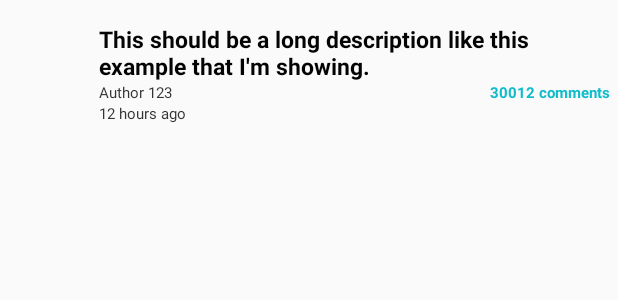
After one commit to BrandonMHogan/AwwReddit, an Android app: the layout news_item.xml on its own in the app's theme, with its tools: preview values and no code run, on a phone screen of 412 x 824 dp. The commit adds this screen. Shown: the top 300 px of the screen. Run offline under Robolectric (Android 15) with nearby library versions, the phone set to English and light mode, and no system bars.

Commit message:
added extension for view group inflator and a news fragment

```diff
--- a/app/build.gradle
+++ b/app/build.gradle
@@ -1,5 +1,6 @@
 apply plugin: 'com.android.application'
 apply plugin: 'kotlin-android'
+apply plugin: 'kotlin-android-extensions'
 
 android {
     compileSdkVersion 25
--- /dev/null
+++ b/app/src/main/res/layout/news_item.xml
@@ -0,0 +1,78 @@
+<?xml version="1.0" encoding="utf-8"?>
+<RelativeLayout xmlns:android="http://schemas.android.com/apk/res/android"
+    xmlns:tools="http://schemas.android.com/tools"
+    android:layout_width="wrap_content"
+    android:layout_height="wrap_content"
+    android:orientation="horizontal"
+    android:padding="5dip">
+
+    <!-- Left Thumbnail image -->
+
+    <ImageView
+        android:id="@+id/img_thumbnail"
+        android:layout_width="50dip"
+        android:layout_height="50dip"
+        android:layout_marginBottom="5dp"
+        android:layout_marginLeft="5dp"
+        android:layout_marginRight="5dp"
+        android:layout_marginTop="10dp" />
+
+    <!-- Description -->
+
+    <TextView
+        android:id="@+id/description"
+        android:layout_width="wrap_content"
+        android:layout_height="wrap_content"
+        android:layout_alignTop="@+id/img_thumbnail"
+        android:layout_toRightOf="@+id/img_thumbnail"
+        android:textColor="#040404"
+        android:textSize="15sp"
+        android:textStyle="bold"
+        android:typeface="sans"
+        tools:text="This should be a long description like this example that I'm showing." />
+
+    <!-- Author -->
+
+    <TextView
+        android:id="@+id/author"
+        android:layout_width="fill_parent"
+        android:layout_height="wrap_content"
+        android:layout_alignLeft="@+id/description"
+        android:layout_alignStart="@+id/description"
+        android:layout_below="@+id/description"
+        android:textColor="#343434"
+        android:textSize="10sp"
+        tools:ignore="SmallSp"
+        tools:text="Author 123" />
+
+    <!-- Comments -->
+
+    <TextView
+        android:id="@+id/comments"
+        android:layout_width="wrap_content"
+        android:layout_height="wrap_content"
+        android:layout_alignEnd="@+id/author"
+        android:layout_alignRight="@+id/author"
+        android:layout_below="@+id/description"
+        android:gravity="right"
+        android:textColor="#10bcc9"
+        android:textSize="10sp"
+        android:textStyle="bold"
+        tools:ignore="SmallSp"
+        tools:text="30012 comments" />
+
+    <!-- Time -->
+
+    <TextView
+        android:id="@+id/time"
+        android:layout_width="fill_parent"
+        android:layout_height="wrap_content"
+        android:layout_alignLeft="@+id/author"
+        android:layout_alignStart="@+id/author"
+        android:layout_below="@+id/author"
+        android:textColor="#343434"
+        android:textSize="10sp"
+        tools:ignore="SmallSp"
+        tools:text="12 hours ago" />
+
+</RelativeLayout>
```
Also changed, not shown: app/src/main/java/com/brandonhogan/kotlintest/MainActivity.kt (+31 -20 lines), app/src/main/java/com/brandonhogan/kotlintest/NewsFragment.kt (added, +36 -0 lines), app/src/main/java/com/brandonhogan/kotlintest/commons/Extensions.kt (added, +14 -0 lines), app/src/main/res/layout/activity_main.xml (+6 -9 lines), app/src/main/res/layout/content_main.xml (deleted, +0 -19 lines), app/src/main/res/layout/news_fragment.xml (added, +11 -0 lines), 2 other files.
